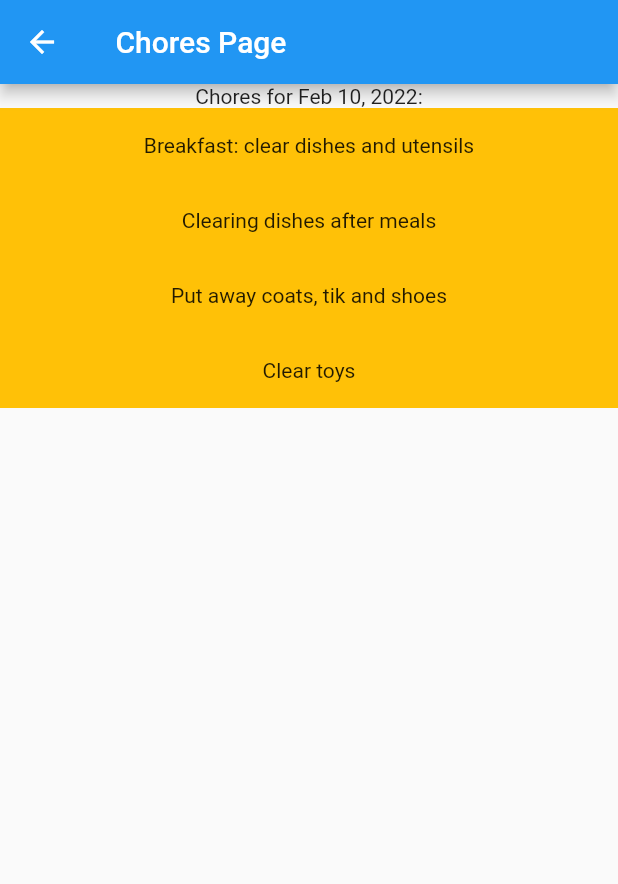
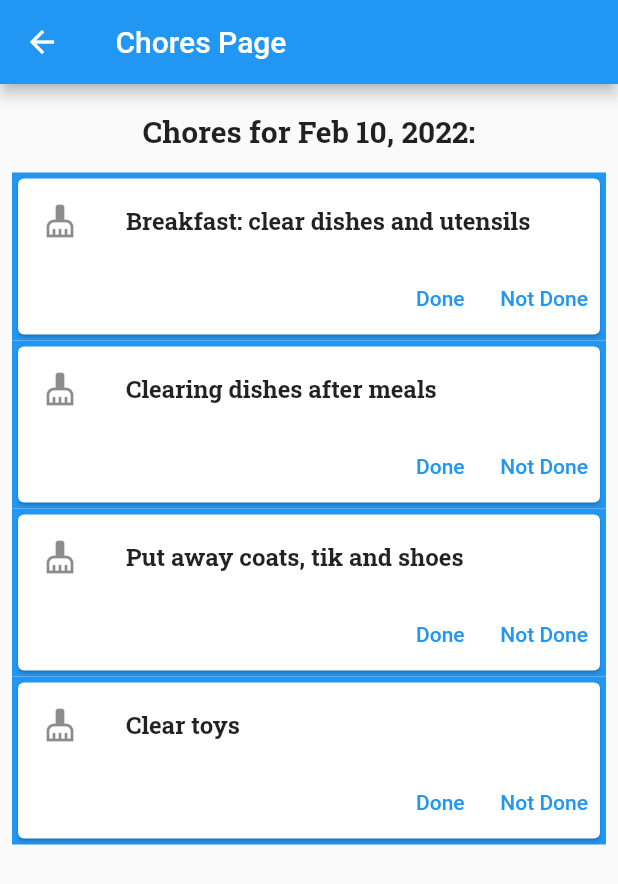
Before and after one commit to DewofyourYouth/chores, a Flutter app: the KidsChoresPage screen opened directly with empty values, on a phone screen of 412 x 824 dp. Shown: the top 884 px of the screen. Run offline on Flutter 3.47's test engine with Material 2 defaults, Android fonts, the phone set to English and light mode, and no system bars; missing offline and left inert: mongo_dart.

Commit message:
connect to mongodb make chore cards

```diff
--- a/lib/chores_page.dart
+++ b/lib/chores_page.dart
@@ -1,3 +1,5 @@
+import 'dart:developer';
+
 import 'package:flutter/material.dart';
 import 'package:intl/intl.dart';
 
@@ -25,40 +27,67 @@ class KidsChoresPage extends StatelessWidget {
       ),
       // ignore: prefer_const_literals_to_create_immutables
       body: Center(
-          child: Column(
-        children: [
-          Text("Chores for ${DateFormat.yMMMd().format(now)}:"),
-          ChoreList(chores: chores),
-        ],
-      )),
-    );
-  }
-}
-
-class ChoreList extends StatelessWidget {
-  const ChoreList({
-    Key? key,
-    required this.chores,
-  }) : super(key: key);
-
-  final List<String> chores;
-
-  @override
-  Widget build(BuildContext context) {
-    return SizedBox(
-      height: 400.0,
         child: ListView(
+          padding: const EdgeInsets.all(8),
           scrollDirection: Axis.vertical,
           children: [
+            Padding(
+              padding: const EdgeInsets.fromLTRB(8.0, 10.0, 8.0, 15.0),
+              child: Center(
+                child: Text(
+                  "Chores for ${DateFormat.yMMMd().format(now)}:",
+                  style: const TextStyle(
+                    fontFamily: "RobotoSlab",
+                    fontSize: 20,
+                  ),
+                ),
+              ),
+            ),
             ...chores.map((c) => Container(
-              padding: const EdgeInsets.all(8),
-              height: 50,
-              color: Colors.amber,
+                color: Colors.blue,
                 child: Center(
-                child: Text(c),
+                  child: ChoreCard(chore: c),
                 )))
           ],
+        ),
       ),
     );
   }
 }
+//
+
+class ChoreCard extends StatelessWidget {
+  final String chore;
+  const ChoreCard({
+    Key? key,
+    required this.chore,
+  }) : super(key: key);
+
+  @override
+  Widget build(BuildContext context) {
+    return Card(
+        child: Column(
+      mainAxisSize: MainAxisSize.min,
+      children: [
+        ListTile(
+          leading: const Icon(Icons.cleaning_services),
+          title: Text(
+            chore,
+            style: const TextStyle(fontFamily: "RobotoSlab"),
+          ),
+        ),
+        Row(
+          mainAxisAlignment: MainAxisAlignment.end,
+          children: [
+            TextButton(
+              child: const Text("Done"),
+              onPressed: () => log("Done"),
+            ),
+            TextButton(
+                onPressed: () => log("Not Done"), child: const Text("Not Done"))
+          ],
+        )
+      ],
+    ));
+  }
+}
```
Also changed, not shown: lib/main.dart (+14 -3 lines), lib/queries.dart (added, +48 -0 lines), pubspec.yaml (+8 -12 lines), fonts/RobotoSlab-Black.ttf (added), fonts/RobotoSlab-Bold.ttf (added), fonts/RobotoSlab-ExtraBold.ttf (added), fonts/RobotoSlab-ExtraLight.ttf (added), fonts/RobotoSlab-Light.ttf (added), fonts/RobotoSlab-Medium.ttf (added), fonts/RobotoSlab-Regular.ttf (added), fonts/RobotoSlab-SemiBold.ttf (added), fonts/RobotoSlab-Thin.ttf (added), pubspec.lock, 1 other file. Lines whose indentation alone changed are shown as unchanged.
